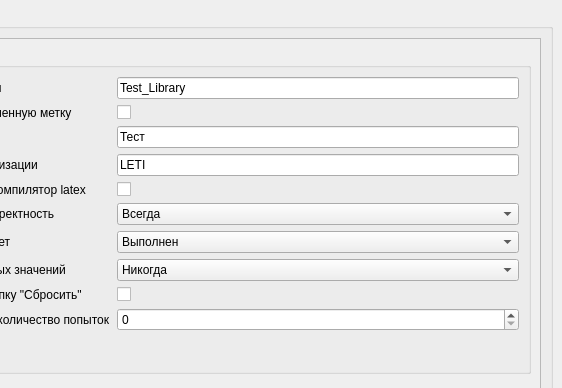
Rodion-Gorkovienko/OpenEDX_converter_GUI, file MainWindow.ui: the form before one commit; both pictures show x 815 to 1377 and y 0 to 388 of the 1377 by 855 pixel window.
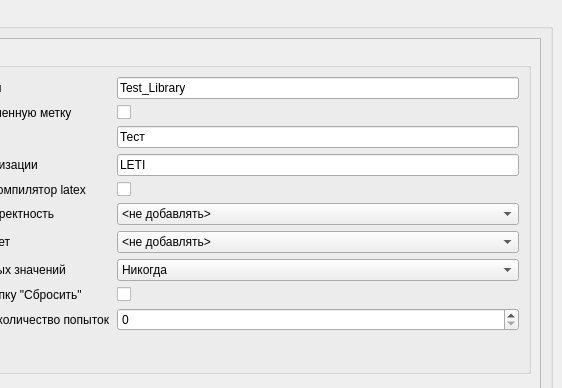
The form after the commit.

Patch:
```diff
--- a/MainWindow.ui
+++ b/MainWindow.ui
@@ -96,8 +96,8 @@
           <property name="geometry">
            <rect>
             <x>0</x>
-            <y>-66</y>
-            <width>785</width>
+            <y>0</y>
+            <width>829</width>
             <height>845</height>
            </rect>
           </property>
@@ -188,8 +188,13 @@
                    <bool>false</bool>
                   </property>
                   <property name="currentText">
-                   <string>Всегда</string>
+                   <string>&lt;не добавлять&gt;</string>
                   </property>
+                  <item>
+                   <property name="text">
+                    <string>&lt;не добавлять&gt;</string>
+                   </property>
+                  </item>
                   <item>
                    <property name="text">
                     <string>Всегда</string>
@@ -211,6 +216,11 @@
                 </item>
                 <item row="6" column="1">
                  <widget class="QComboBox" name="comboBox_showanswer">
+                  <item>
+                   <property name="text">
+                    <string>&lt;не добавлять&gt;</string>
+                   </property>
+                  </item>
                   <item>
                    <property name="text">
                     <string>Выполнен</string>
```
